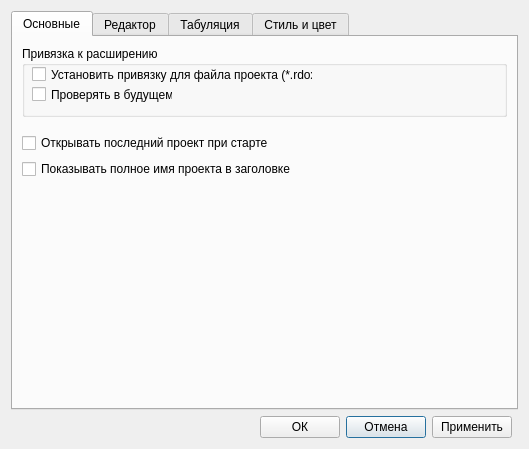
Old version of the form rdo/app/rdo_studio/branches/dev_plugins/res/ui/view_preferenses.ui in the repository aurusov/rdo_studio.
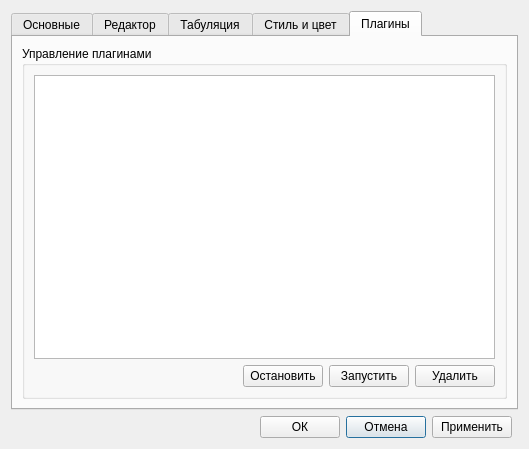
New version of the form. The open tabs and pages were chosen to show the change.

```diff
--- a/rdo/app/rdo_studio/branches/dev_plugins/res/ui/view_preferenses.ui
+++ b/rdo/app/rdo_studio/branches/dev_plugins/res/ui/view_preferenses.ui
@@ -1320,6 +1320,59 @@
        </item>
       </layout>
      </widget>
+     <widget class="QWidget" name="tab_5">
+      <attribute name="title">
+       <string>Плагины</string>
+      </attribute>
+      <layout class="QGridLayout" name="gridLayout_14">
+       <item row="0" column="0">
+        <widget class="QGroupBox" name="groupBox_3">
+         <property name="title">
+          <string>Управление плагинами</string>
+         </property>
+         <layout class="QGridLayout" name="gridLayout_15">
+          <item row="1" column="0">
+           <spacer name="horizontalSpacer_5">
+            <property name="orientation">
+             <enum>Qt::Horizontal</enum>
+            </property>
+            <property name="sizeHint" stdset="0">
+             <size>
+              <width>193</width>
+              <height>20</height>
+             </size>
+            </property>
+           </spacer>
+          </item>
+          <item row="1" column="1">
+           <widget class="QPushButton" name="buttonStopPlugin">
+            <property name="text">
+             <string>Остановить</string>
+            </property>
+           </widget>
+          </item>
+          <item row="1" column="2">
+           <widget class="QPushButton" name="buttonStartPlugin">
+            <property name="text">
+             <string>Запустить</string>
+            </property>
+           </widget>
+          </item>
+          <item row="1" column="3">
+           <widget class="QPushButton" name="buttonDeletePlugin">
+            <property name="text">
+             <string>Удалить</string>
+            </property>
+           </widget>
+          </item>
+          <item row="0" column="0" colspan="4">
+           <widget class="QTableWidget" name="pluginInfoTable"/>
+          </item>
+         </layout>
+        </widget>
+       </item>
+      </layout>
+     </widget>
     </widget>
    </item>
   </layout>
```
